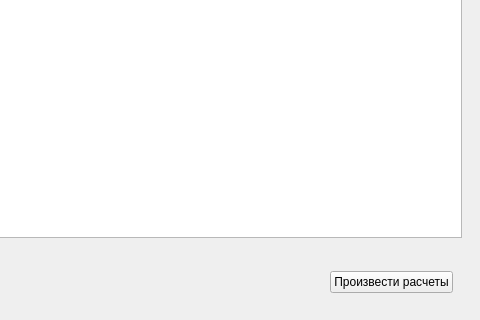
Above: Lab3/Program/OM_3/mainwindow.ui from StrangeIlia/OptimizationMethods before the change; both pictures show x 336 to 816 and y 281 to 601 of the 816 by 601 pixel window. Below: the same form after it.
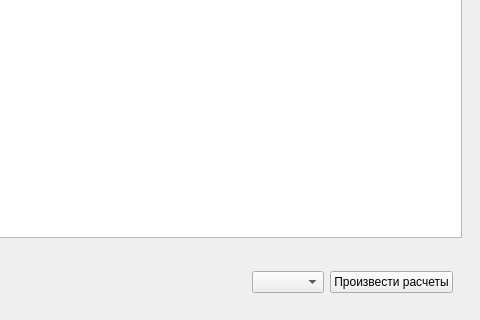
That is the form after the change.

What changed in the file:
```diff
--- a/Lab3/Program/OM_3/mainwindow.ui
+++ b/Lab3/Program/OM_3/mainwindow.ui
@@ -99,6 +99,9 @@
             </property>
            </spacer>
           </item>
+          <item>
+           <widget class="QComboBox" name="method"/>
+          </item>
           <item>
            <widget class="QPushButton" name="pushButton">
             <property name="text">
```
